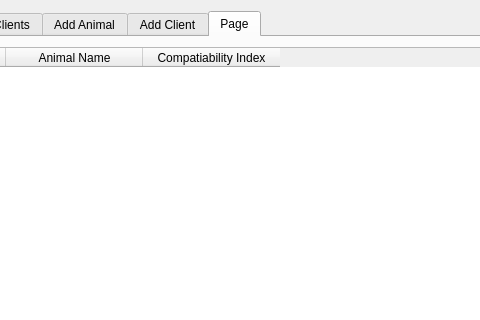
Before: the Qt Designer form CUACS/cuacsview.ui in davidNguyenCU/3004cuACS, drawn with Qt 5; both pictures show x 155 to 635 and y 0 to 320 of the 888 by 531 pixel window.
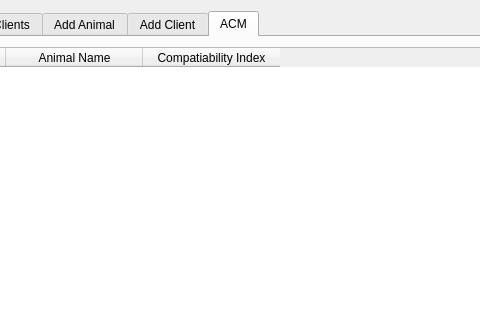
After: the same form once the commit is applied.

Commit message: Set up ACM UI with quick tester function, no ACM functionality yet

```diff
--- a/CUACS/cuacsview.ui
+++ b/CUACS/cuacsview.ui
@@ -1242,7 +1242,7 @@
       </widget>
       <widget class="QWidget" name="tab_4">
        <attribute name="title">
-        <string>Page</string>
+        <string>ACM</string>
        </attribute>
        <widget class="QTableWidget" name="clientTable_2">
         <property name="geometry">
```
Left out of the diff: 6 changed lines with no effect on the pictures. The commit also changes 2 other files.
